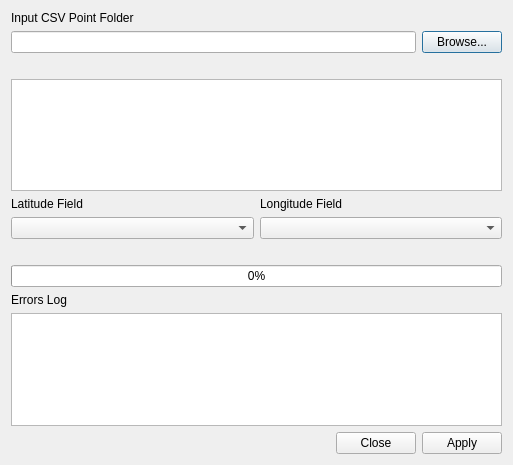
Above: forms/hcmgis_csv2shp_form.ui from thangqd/HCMGIS before the change. Below: the same form after it.
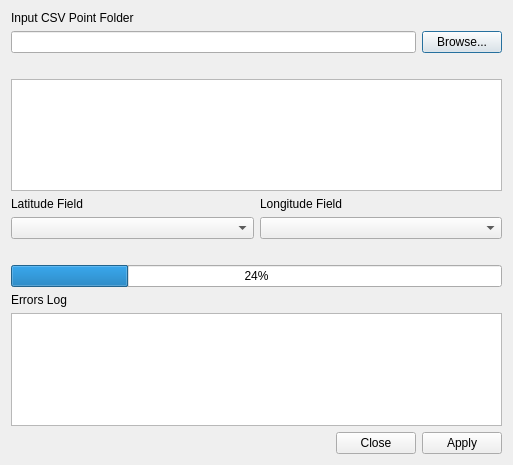
That is the form after the change.

Diff of the .ui file:
```diff
--- a/forms/hcmgis_csv2shp_form.ui
+++ b/forms/hcmgis_csv2shp_form.ui
@@ -143,7 +143,7 @@
    <item>
     <widget class="QProgressBar" name="status">
      <property name="value">
-      <number>0</number>
+      <number>24</number>
      </property>
     </widget>
    </item>
```
